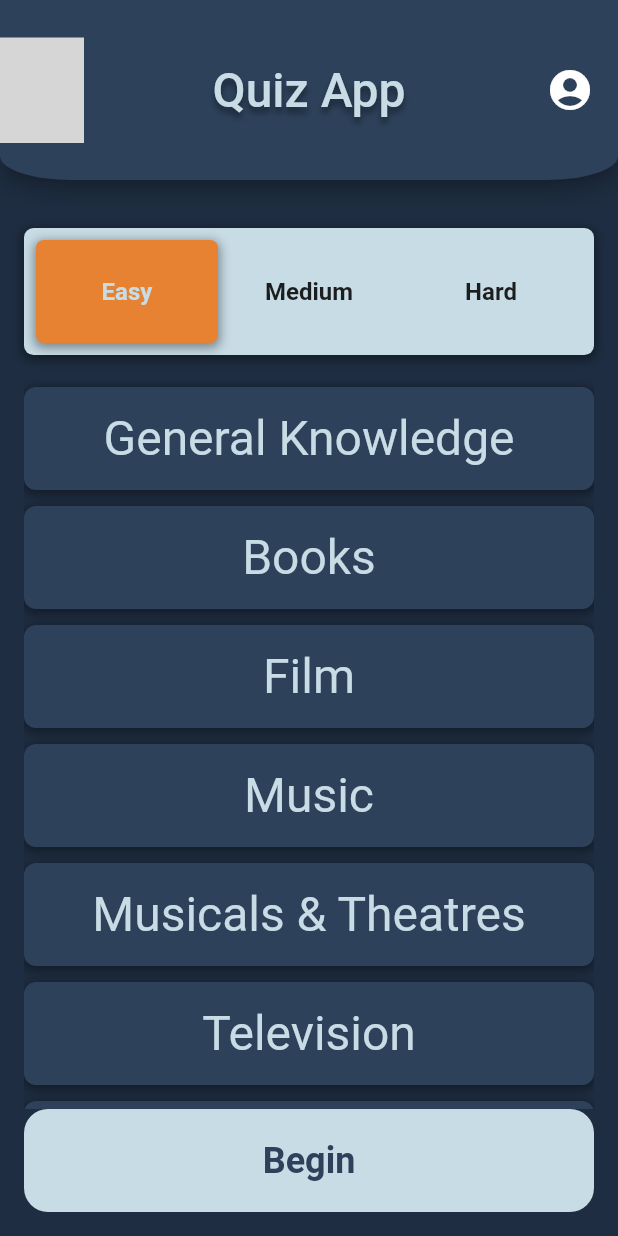
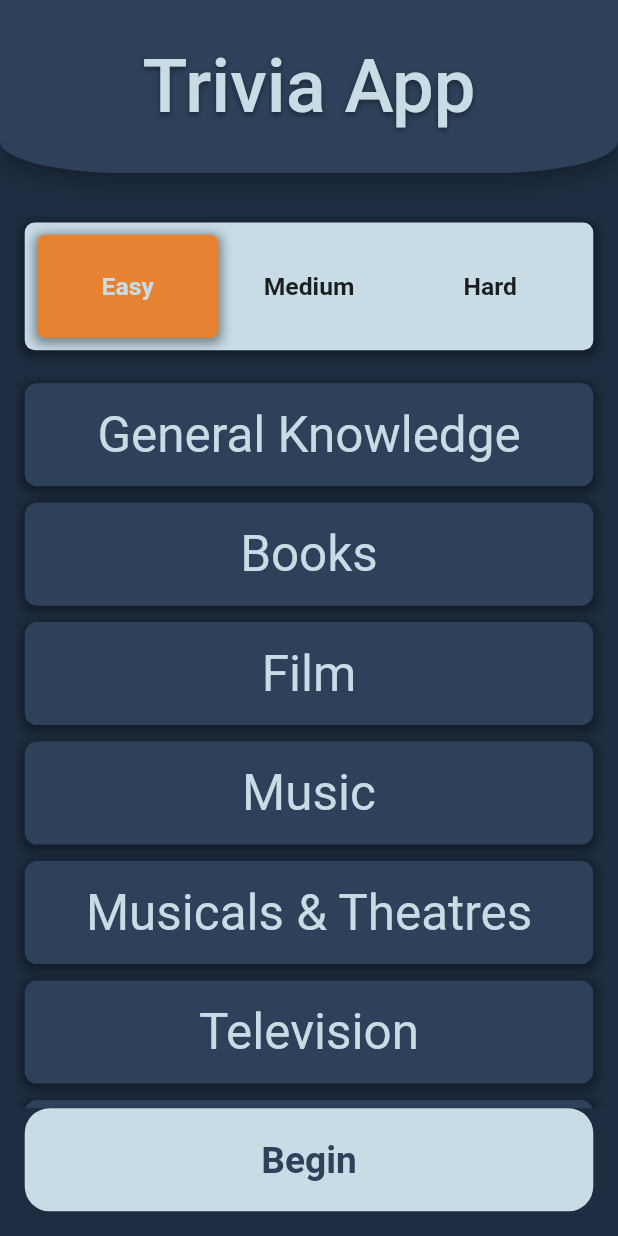
Before and after one commit to Zimmer550i/trivia_app, a Flutter app: the screen it shows after launch, on a phone screen of 412 x 824 dp. Run offline on Flutter 3.47's test engine with Material 3 defaults, Android fonts, the phone set to English and light mode, and no system bars; our stand-ins replace connectivity, google_fonts, lottie; grey boxes are pictures that could not be loaded.

Commit message:
cng - ui changes

```diff
--- a/lib/config/theme/app_theme.dart
+++ b/lib/config/theme/app_theme.dart
@@ -1,4 +1,5 @@
 import 'package:flutter/material.dart';
+import 'package:google_fonts/google_fonts.dart';
 import 'package:quiz_app/core/constants/constants.dart';
 
 class AppTheme{
@@ -7,10 +8,8 @@ class AppTheme{
     appBarTheme: const AppBarTheme(color: SECONDARY_COLOR),
   );
 
-  static TextStyle defaultText  = TextStyle(color: Colors.black, fontSize: DEFAULT_PADDING);
-  static TextStyle titleText  = TextStyle(color: WHITE_COLOR, fontSize: DEFAULT_PADDING*1.5);
-  static TextStyle largeText  = TextStyle(color: WHITE_COLOR, fontSize: DEFAULT_PADDING*2);
-  static TextStyle appName  = TextStyle(color: WHITE_COLOR, fontSize: DEFAULT_PADDING*2, shadows: [Shadow(offset: const Offset(0, 4), blurRadius: 5, color: Colors.black87.withAlpha(100))]);
-
-  static BoxShadow boxShadow = BoxShadow(offset: const Offset(0, 2), spreadRadius: 1, blurRadius: 5, color: Colors.black87.withAlpha(100));
+  static TextStyle defaultText  = GoogleFonts.encodeSansCondensed(color: Colors.black, fontSize: DEFAULT_PADDING);
+  static TextStyle titleText  = GoogleFonts.juliusSansOne(color: WHITE_COLOR, fontSize: DEFAULT_PADDING*1.5);
+  static TextStyle largeText  = GoogleFonts.encodeSansCondensed(color: WHITE_COLOR, fontSize: DEFAULT_PADDING*2);
+  static BoxShadow boxShadow = BoxShadow(offset: const Offset(0, 2), spreadRadius: 2, blurRadius: 5, color: Colors.black87.withAlpha(100));
 }
--- a/lib/features/quiz/presentation/pages/homepage.dart
+++ b/lib/features/quiz/presentation/pages/homepage.dart
@@ -1,5 +1,5 @@
 import 'package:flutter/material.dart';
-import 'package:lottie/lottie.dart';
+import 'package:google_fonts/google_fonts.dart';
 import 'package:provider/provider.dart';
 import 'package:quiz_app/config/theme/app_theme.dart';
 import 'package:quiz_app/core/constants/constants.dart';
@@ -23,14 +23,14 @@ class HomePage extends StatelessWidget {
     status
         .getQuestions(category, difficulty)
         .then(
-          (value) => Navigator.of(context).push(
+          (value) => !status.isLoading ? Navigator.of(context).push(
             MaterialPageRoute(
               builder: (context) => const QuizPage(),
             ),
-          ),
+          ): Future.delayed(Duration.zero),
         )
         .onError((error, stackTrace) => showSnackBar(context, error.toString()))
-        .then((value) => context.read<Status>().changeIsLoading());
+        .then((value) => context.read<Status>().changeIsLoading(false));
   }
 
   @override
@@ -38,54 +38,54 @@ class HomePage extends StatelessWidget {
     return Scaffold(
       appBar: AppBar(
         title: Text(
-          "Quiz App",
-          style: AppTheme.appName,
+          "Trivia App",
+          style: GoogleFonts.juliusSansOne(
+              shadows: [AppTheme.boxShadow],
+              color: WHITE_COLOR,
+              fontSize: DEFAULT_PADDING * 3),
         ),
         centerTitle: true,
-        leading: Hero(
-          tag: "logo",
-          child: Lottie.asset("assets/splash.json"),
+        automaticallyImplyLeading: false,
+        shape: RoundedRectangleBorder(
+          borderRadius: BorderRadius.only(
+            bottomLeft:
+                Radius.elliptical(5 * DEFAULT_PADDING, DEFAULT_PADDING * 1.3),
+            bottomRight:
+                Radius.elliptical(5 * DEFAULT_PADDING, DEFAULT_PADDING * 1.3),
+          ),
         ),
-        shape: RoundedRectangleBorder(
-            borderRadius: BorderRadius.only(
-          bottomLeft: Radius.elliptical(3 * DEFAULT_PADDING, DEFAULT_PADDING),
-          bottomRight: Radius.elliptical(3 * DEFAULT_PADDING, DEFAULT_PADDING),
-        )),
-        toolbarHeight: 120,
+        toolbarHeight: DEFAULT_PADDING * 7,
         elevation: 5,
-        actions: [
-          Center(
-            child: Icon(
-              Icons.account_circle_rounded,
-              size: DEFAULT_PADDING * 2,
-            ),
-          ),
-          SizedBox(
-            width: DEFAULT_PADDING,
-          ),
-        ],
       ),
       body: Padding(
         padding: EdgeInsets.only(
-          right: DEFAULT_PADDING,
-          left: DEFAULT_PADDING,
           top: DEFAULT_PADDING * 2,
         ),
         child: Column(
           children: [
-            const DifficultyButton(),
-            SizedBox(
-              height: DEFAULT_PADDING,
+            Padding(
+              padding: EdgeInsets.symmetric(horizontal: DEFAULT_PADDING),
+              child: const DifficultyButton(),
             ),
             Expanded(
               child: ListView(
-                children:
-                    CATEGORIES.map((map) => topicNames(context, map)).toList(),
+                clipBehavior: Clip.antiAlias,
+                physics: const BouncingScrollPhysics(
+                    decelerationRate: ScrollDecelerationRate.fast),
+                children: [
+                  SizedBox(
+                    height: DEFAULT_PADDING,
+                  ),
+                  ...CATEGORIES.map((map) => topicNames(context, map)),
+                ],
               ),
             ),
-            Button(
-              text: "Begin",
-              callBack: (context) => fetchQuiz(context),
+            Padding(
+              padding: EdgeInsets.symmetric(horizontal: DEFAULT_PADDING),
+              child: Button(
+                text: "Begin",
+                callBack: (context) => fetchQuiz(context),
+              ),
             ),
           ],
         ),
@@ -96,7 +96,8 @@ class HomePage extends StatelessWidget {
   Widget topicNames(BuildContext context, Map<String, String> item) {
     bool isSelected = context.watch<Status>().category == item['id'];
     return Padding(
-      padding: EdgeInsets.symmetric(vertical: DEFAULT_PADDING / 3),
+      padding: EdgeInsets.symmetric(
+          vertical: DEFAULT_PADDING / 3, horizontal: DEFAULT_PADDING),
       child: InkWell(
         onTap: () {
           context.read<Status>().changeCategory(item['id']!);
--- a/lib/features/quiz/presentation/pages/quiz_page.dart
+++ b/lib/features/quiz/presentation/pages/quiz_page.dart
@@ -1,4 +1,7 @@
+import 'dart:math';
+
 import 'package:flutter/material.dart';
+import 'package:flutter/widgets.dart';
 import 'package:provider/provider.dart';
 import 'package:quiz_app/config/theme/app_theme.dart';
 import 'package:quiz_app/core/constants/constants.dart';
```
Also changed, not shown: lib/features/quiz/presentation/pages/result_page.dart (+6 -2 lines), lib/features/quiz/presentation/pages/splash.dart (+27 -4 lines), lib/features/quiz/presentation/provider/status.dart (+4 -4 lines), lib/features/quiz/presentation/widgets/page_change_button.dart (+5 -3 lines), 1 other file.
